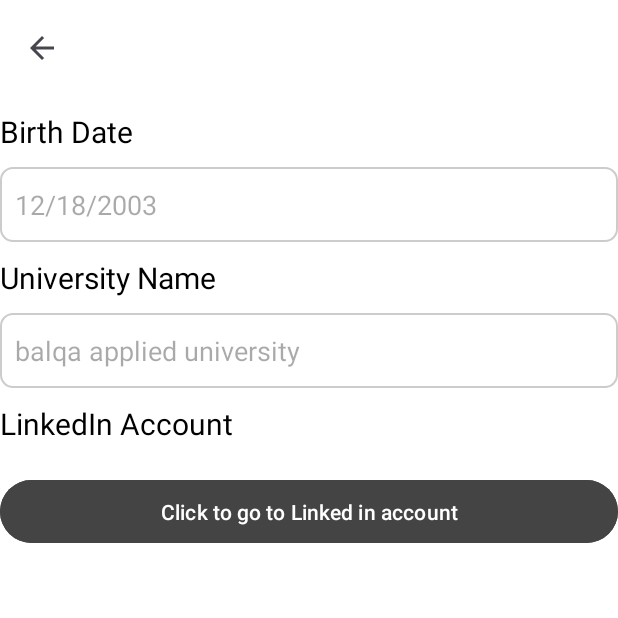
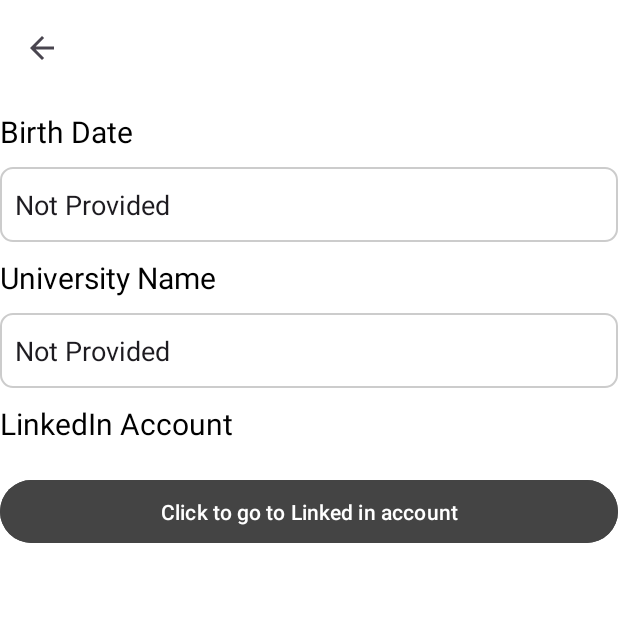
Before and after one commit to ramisedra23/fragment_project, an Android app: the fragment ShowMoreFragment placed in its activity, on a phone screen of 412 x 824 dp, the top half of it. Run offline under Robolectric (Android 15) with nearby library versions, the phone set to English and light mode, and no system bars.

Commit message:
the cv project recycler view and sqlite

```diff
--- a/app/build.gradle.kts
+++ b/app/build.gradle.kts
@@ -16,6 +16,9 @@ android {
         versionName = "1.0"
 
         testInstrumentationRunner = "androidx.test.runner.AndroidJUnitRunner"
+    }
+    buildFeatures {
+        viewBinding = true
     }
 
     buildTypes {
@@ -44,6 +47,7 @@ dependencies {
     implementation("androidx.constraintlayout:constraintlayout:2.2.1")
     implementation("androidx.navigation:navigation-fragment-ktx:2.8.9")
     implementation("androidx.navigation:navigation-ui-ktx:2.8.9")
+    implementation("androidx.recyclerview:recyclerview:1.4.0")
     testImplementation("junit:junit:4.13.2")
     androidTestImplementation("androidx.test.ext:junit:1.2.1")
     androidTestImplementation("androidx.test.espresso:espresso-core:3.6.1")
--- /dev/null
+++ b/app/src/main/java/com/example/cvproject/Adapter.kt
@@ -0,0 +1,64 @@
+package com.example.cvproject
+
+import CV
+import android.os.Bundle
+import android.view.LayoutInflater
+import android.view.View
+import android.view.ViewGroup
+import android.widget.ImageView
+import android.widget.TextView
+import androidx.navigation.Navigation
+import androidx.recyclerview.widget.RecyclerView
+import com.google.android.material.floatingactionbutton.FloatingActionButton
+
+class Adapter(
+    private val cvList: List<CV>,
+    private val databaseHelper: DatabaseHelper,
+    private val onItemClick: (CV) -> Unit
+) : RecyclerView.Adapter<Adapter.ViewHolder>() {
+
+    inner class ViewHolder(itemView: View) : RecyclerView.ViewHolder(itemView) {
+        val textFirstName: TextView = itemView.findViewById(R.id.textFirstName)
+        val textLastName: TextView = itemView.findViewById(R.id.textLastName)
+        val imageView: ImageView = itemView.findViewById(R.id.iv_image)
+        val deleteBtn: FloatingActionButton = itemView.findViewById(R.id.imgDelete)
+    }
+
+    override fun onCreateViewHolder(parent: ViewGroup, viewType: Int): ViewHolder {
+        val view = LayoutInflater.from(parent.context).inflate(R.layout.item_layout, parent, false)
+        return ViewHolder(view)
+    }
+
+    override fun getItemCount(): Int = cvList.size
+
+    override fun onBindViewHolder(holder: ViewHolder, position: Int) {
+        val cv = cvList[position]
+        holder.textFirstName.text = cv.firstName
+        holder.textLastName.text = cv.lastName
+        holder.imageView.setImageResource(R.mipmap.ic_launcher_round)
+
+        holder.itemView.setOnClickListener {
+          /*  val bundle = Bundle().apply {
+                putString("firstName", cv.firstName)
+                putString("lastName", cv.lastName)
+                putString("email", cv.email)
+                putString("phone", cv.phoneNumber)
+                putString("birthDate",cv.birthDate)
+                putString("uniName",cv.uniName)
+                putString("linkedIn",cv.linkedIn)
+            }
+
+            val navController = Navigation.findNavController(holder.itemView)
+            navController.navigate(R.id.action_StarFragment_to_ProfileInfoFragment, bundle)*/
+
+            onItemClick(cv)
+        }
+
+        holder.deleteBtn.setOnClickListener {
+            databaseHelper.deleteCV(cv.id)
+            (cvList as MutableList).removeAt(position)
+            notifyItemRemoved(position)
+            notifyItemRangeChanged(position, cvList.size)
+        }
+    }
+}
--- a/app/src/main/java/com/example/cvproject/ShowMoreFragment.kt
+++ b/app/src/main/java/com/example/cvproject/ShowMoreFragment.kt
@@ -1,6 +1,6 @@
 package com.example.cvproject
 
-import UserData
+import CV
 import android.annotation.SuppressLint
 import android.content.Intent
 import android.net.Uri
@@ -11,33 +11,38 @@ import android.view.View
 import android.view.ViewGroup
 import android.widget.Button
 import android.widget.EditText
+import android.widget.TextView
+import android.widget.Toast
 import androidx.appcompat.widget.Toolbar
 import androidx.navigation.fragment.findNavController
+import com.example.cvproject.databinding.FragmentShowmoreBinding
 
 class ShowMoreFragment : Fragment(R.layout.fragment_showmore) {
 
-    @SuppressLint("MissingInflatedId")
+    private lateinit var binding: FragmentShowmoreBinding
+
     override fun onViewCreated(view: View, savedInstanceState: Bundle?) {
+        super.onViewCreated(view, savedInstanceState)
 
+        // Initialize views
+        binding = FragmentShowmoreBinding.bind(view)
 
-        val btnLinkedIn: Button = view.findViewById(R.id.open_linkedin)
-        val userData = arguments?.getSerializable("userData") as? UserData
+        // Retrieve data from arguments
+        val birthDate = arguments?.getString("BIRTH_DATE") ?: "Not Provided"
+        val university = arguments?.getString("UNIVERSITY") ?: "Not Provided"
+        val linkedIn = arguments?.getString("LINKEDIN_URL") ?: ""
 
-        userData?.let {
-            view.findViewById<EditText>(R.id.birth_date).setText(it.birthDate)
-            view.findViewById<EditText>(R.id.uni_name).setText(it.uniName)
-            val intent = Intent(
-                Intent.ACTION_VIEW,
-                Uri.parse(it.linkedIn)
-            )
-            startActivity(intent)
-        }
+        // Display the retrieved data in the TextViews
+        binding.birthDate.setText("$birthDate")
+        binding.uniName.setText("$university")
 
-        val toolbar = view.findViewById<Toolbar>(R.id.toolbar)
-        toolbar.setNavigationOnClickListener {
-            findNavController().navigateUp()
+        binding.openLinkedin.setOnClickListener {
+            if (linkedIn.isNotEmpty()) {
+                val browserIntent = Intent(Intent.ACTION_VIEW, Uri.parse(linkedIn))
+                startActivity(browserIntent)
+            } else {
+                Toast.makeText(requireContext(), "LinkedIn URL not provided", Toast.LENGTH_SHORT).show()
+            }
         }
     }
-
-
 }
--- a/app/src/main/java/com/example/cvproject/StartFragment.kt
+++ b/app/src/main/java/com/example/cvproject/StartFragment.kt
@@ -1,26 +1,76 @@
 package com.example.cvproject
 
-import UserData
-import android.annotation.SuppressLint
+import CV
 import android.os.Bundle
-import androidx.fragment.app.Fragment
 import android.view.LayoutInflater
 import android.view.View
 import android.view.ViewGroup
-import android.widget.Button
+import androidx.fragment.app.Fragment
 import androidx.navigation.fragment.findNavController
+import androidx.recyclerview.widget.LinearLayoutManager
+import com.example.cvproject.databinding.FragmentStartBinding
 
+class StartFragment : Fragment() {
 
-class StartFragment : Fragment(R.layout.fragment_start) {
+    private var _binding: FragmentStartBinding? = null
+    private val binding get() = _binding!!
+
+    private lateinit var adapter: Adapter
+    private lateinit var databaseHelper: DatabaseHelper
+    private lateinit var cvList: MutableList<CV>
+
+    override fun onCreateView(
+        inflater: LayoutInflater, container: ViewGroup?,
+        savedInstanceState: Bundle?
+    ): View {
+        _binding = FragmentStartBinding.inflate(inflater, container, false)
+        return binding.root
+    }
 
     override fun onViewCreated(view: View, savedInstanceState: Bundle?) {
+        super.onViewCreated(view, savedInstanceState)
 
-        val button = view.findViewById<Button>(R.id.see_InfoBtn)
+        databaseHelper = DatabaseHelper(requireContext())
 
-        button.setOnClickListener {
-            val user = UserData()
-            val action = StartFragmentDirections.actionStarFragmentToProfileInfoFragment(user)
-            findNavController().navigate(action)
+        // Setup RecyclerView
+        binding.recyclerView.layoutManager = LinearLayoutManager(requireContext())
+        cvList = databaseHelper.getAllCV().toMutableList()
+
+        // ✅ Set up adapter with click listener here:
+        adapter = Adapter(cvList, databaseHelper) { selectedCV ->
+            val bundle = Bundle().apply {
+                putString("firstName", selectedCV.firstName)
+                putString("lastName", selectedCV.lastName)
+                putString("email", selectedCV.email)
+                putString("phone", selectedCV.phoneNumber)
+                putString("birthDate",selectedCV.birthDate)
+                putString("uniName",selectedCV.uniName)
+                putString("linkedIn",selectedCV.linkedIn)
+            }
+            findNavController().navigate(R.id.action_StarFragment_to_ProfileInfoFragment, bundle)
+        }
+
+        binding.recyclerView.adapter = adapter
+
+        // Floating action button for adding new CV
+        binding.fabAdd.setOnClickListener {
+            findNavController().navigate(R.id.action_StartFragment_to_AddNoteFragment)
         }
     }
+
+    override fun onResume() {
+        super.onResume()
+        refreshCVList()
+    }
+
+    private fun refreshCVList() {
+        cvList.clear()
+        cvList.addAll(databaseHelper.getAllCV())
+        adapter.notifyDataSetChanged()
+    }
+
+    override fun onDestroyView() {
+        super.onDestroyView()
+        _binding = null
+    }
 }
--- /dev/null
+++ b/app/src/main/res/drawable/baseline_add_24.xml
@@ -0,0 +1,5 @@
+<vector android:height="24dp" android:tint="#000000"
+    android:viewportHeight="24" android:viewportWidth="24"
+    android:width="24dp" xmlns:android="http://schemas.android.com/apk/res/android">
+    <path android:fillColor="@android:color/white" android:pathData="M19,13h-6v6h-2v-6H5v-2h6V5h2v6h6v2z"/>
+</vector>
--- /dev/null
+++ b/app/src/main/res/drawable/baseline_delete_24.xml
@@ -0,0 +1,6 @@
+<vector android:height="24dp" android:tint="#000000"
+    android:viewportHeight="24" android:viewportWidth="24"
+    android:width="24dp" xmlns:android="http://schemas.android.com/apk/res/android">
+    <path android:fillColor="@android:color/white"
+          android:pathData="M6,19c0,1.1 0.9,2 2,2h8c1.1,0 2,-0.9 2,-2V7H6v12zM19,4h-3.5l-1,-1h-5l-1,1H5v2h14V4z"/>
+</vector>
--- /dev/null
+++ b/app/src/main/res/drawable/baseline_edit_nate_24.xml
@@ -0,0 +1,5 @@
+<vector android:height="24dp" android:tint="#000000"
+    android:viewportHeight="24" android:viewportWidth="24"
+    android:width="24dp" xmlns:android="http://schemas.android.com/apk/res/android">
+    <path android:fillColor="@android:color/white" android:pathData="M22.7,19l-9.1,-9.1c0.9,-2.3 0.4,-5 -1.5,-6.9 -2,-2 -5,-2.4 -7.4,-1.3L9,6 6,9 1.6,4.7C0.4,7.1 0.9,10.1 2.9,12.1c1.9,1.9 4.6,2.4 6.9,1.5l9.1,9.1c0.4,0.4 1,0.4 1.4,0l2.3,-2.3c0.5,-0.4 0.5,-1.1 0.1,-1.4z"/>
+</vector>
--- a/app/src/main/res/navigation/nav_graph.xml
+++ b/app/src/main/res/navigation/nav_graph.xml
@@ -9,21 +9,42 @@
     android:id="@+id/StartFragment"
     android:name="com.example.cvproject.StartFragment"
     tools:layout="@layout/fragment_start">
+    <argument
+        android:name="userData"
+        app:argType="java.io.Serializable"
+        app:nullable="false" />
     <action
         app:destination="@+id/profileFragment"
         android:id="@+id/action_StarFragment_to_ProfileInfoFragment">
+        <argument
+            android:name="userData"
+            app:argType="java.io.Serializable"
+            app:nullable="false" />
+    </action>
 
-
-
+    <action
+        app:destination="@+id/AddFragment"
+        android:id="@+id/action_StartFragment_to_AddNoteFragment">
     </action>
 
 </fragment>
 
+    <fragment
+        android:id="@+id/AddFragment"
+        android:name="com.example.cvproject.AddNoteFragment"
+        tools:layout="@layout/fragment_add_note">
+
+        <action
+            app:destination="@+id/StartFragment"
+            android:id="@+id/action_AddNoteFragment_to_StartFragment">
+
+        </action>
+    </fragment>
 
     <fragment
         android:id="@+id/profileFragment"
         android:label="Profile"
-        android:name="com.example.cvproject.ProfileInfoFragment"
+        android:name="com.example.cvproject.PersonalInfoFragment"
         tools:layout="@layout/fragment_profile">
         <argument
             android:name="userData"
--- a/app/src/main/res/values/colors.xml
+++ b/app/src/main/res/values/colors.xml
@@ -3,5 +3,7 @@
     <color name="black">#FF000000</color>
     <color name="white">#FFFFFFFF</color>
     <color name="purple">#A203FF</color>
+    <color name="MainColor">#31D11F</color>
+
 
 </resources>
```
Also changed, not shown: app/src/main/java/com/example/cvproject/AddNoteFragment.kt (added, +73 -0 lines), app/src/main/java/com/example/cvproject/DatabaseHelper.kt (added, +101 -0 lines), app/src/main/java/com/example/cvproject/ProfileInfoFragment.kt (+46 -26 lines), app/src/main/java/com/example/cvproject/UserData.kt (+9 -9 lines), app/src/main/res/layout/fragment_add_note.xml (added, +84 -0 lines), app/src/main/res/layout/fragment_start.xml (+32 -13 lines), app/src/main/res/layout/item_layout.xml (added, +71 -0 lines).
